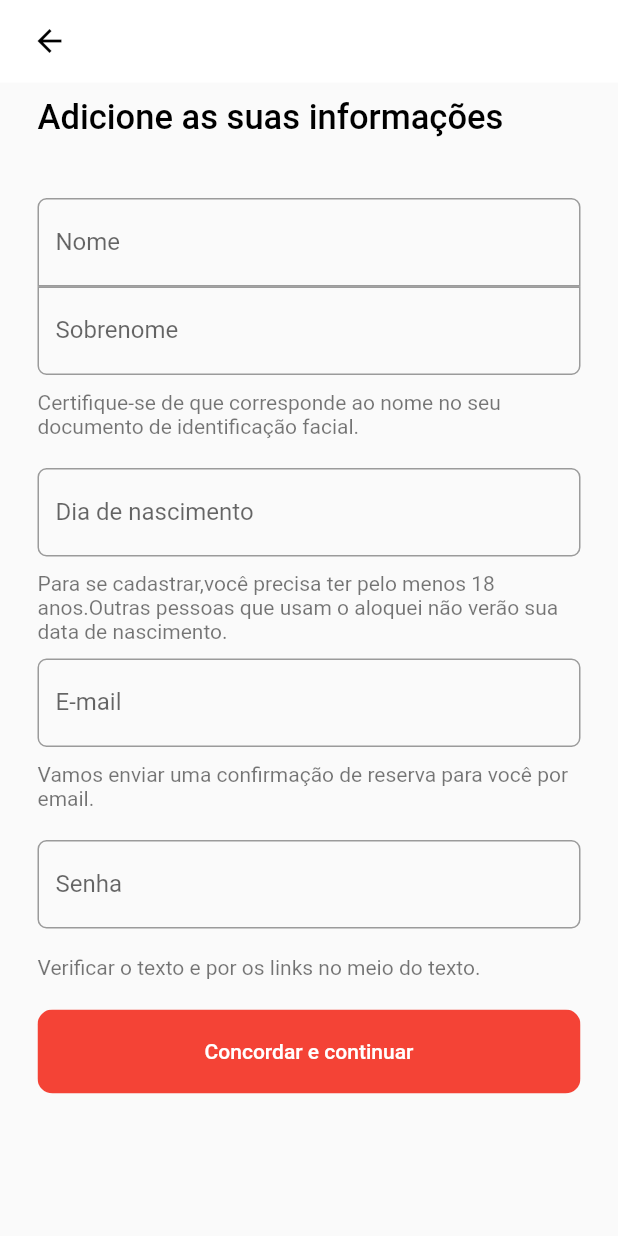
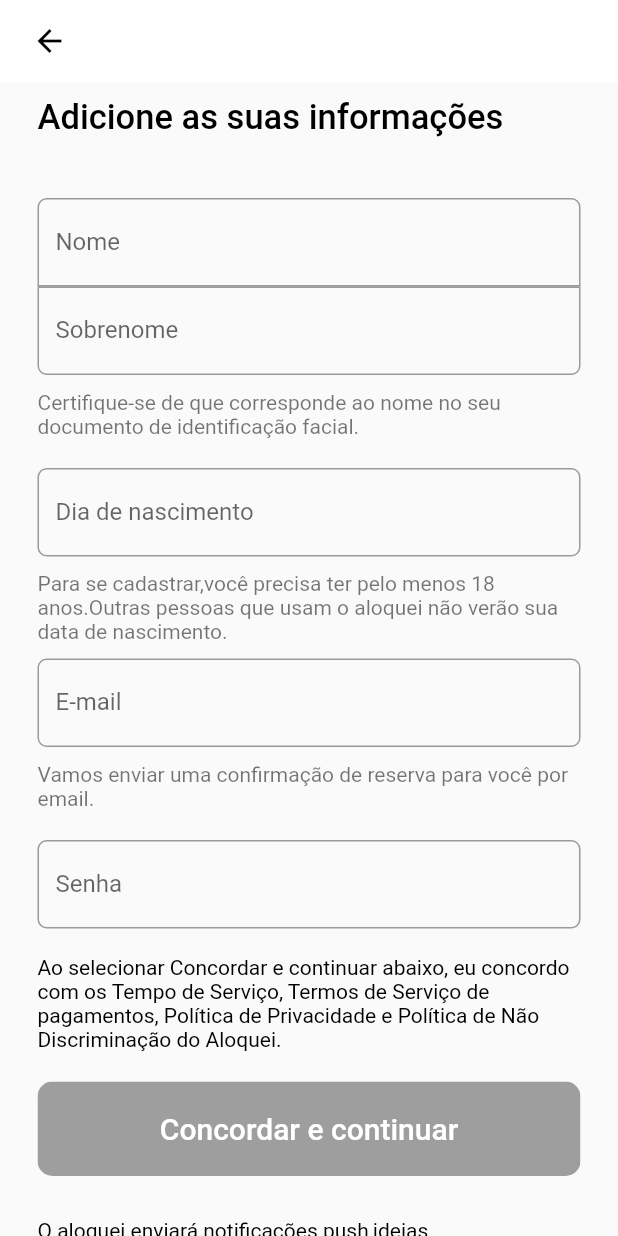
Before and after one commit to Aloquei-App/Aloquei, a Flutter app: the screen it shows after launch, after a tap on "Concordar e continuar", on a phone screen of 412 x 824 dp. Run offline on Flutter 3.47's test engine with Material 2 defaults, Android fonts, the light colour scheme and no system bars; drawn by our look-alikes of datetime_picker_formfield; our stand-ins replace bloc, cloud_firestore, equatable, firebase_auth; accounts and stored records are empty.

Commit message:
Feat: Mais inclusões

```diff
--- /dev/null
+++ b/lib/screens/signup/components/accept_button.dart
@@ -0,0 +1,32 @@
+import 'package:flutter/material.dart';
+
+class AcceptButton extends StatelessWidget {
+  final VoidCallback onpressed;
+  const AcceptButton({
+    Key key,
+    this.onpressed,
+  }) : super(key: key);
+
+  @override
+  Widget build(BuildContext context) {
+    return Padding(
+      padding: const EdgeInsets.symmetric(vertical: 20.0),
+      child: ClipRRect(
+        borderRadius: BorderRadius.circular(10),
+        child: TextButton(
+          style: ButtonStyle(
+            padding: MaterialStateProperty.all(
+              EdgeInsets.all(20),
+            ),
+            backgroundColor: MaterialStateProperty.all(Colors.grey),
+          ),
+          onPressed: onpressed,
+          child: Text(
+            'Concordar e continuar',
+            style: TextStyle(color: Colors.white, fontSize: 20),
+          ),
+        ),
+      ),
+    );
+  }
+}
--- a/lib/screens/signup/components/name_and_last_name_input.dart
+++ b/lib/screens/signup/components/name_and_last_name_input.dart
@@ -16,6 +16,7 @@ class NameAndLastNameInput extends StatelessWidget {
       child: Column(
         children: [
           TextFormField(
+            cursorColor: Colors.black,
             controller: nameController,
             decoration: InputDecoration(
                 border: OutlineInputBorder(
--- /dev/null
+++ b/lib/screens/signup/components/notification_button.dart
@@ -0,0 +1,37 @@
+import 'package:flutter/material.dart';
+
+class NotificationButton extends StatelessWidget {
+  final VoidCallback onPressed;
+  final bool status;
+  const NotificationButton({
+    Key key,
+    this.onPressed,
+    this.status,
+  }) : super(key: key);
+
+  @override
+  Widget build(BuildContext context) {
+    return Padding(
+      padding: const EdgeInsets.only(top: 8.0, bottom: 10),
+      child: Row(
+        mainAxisAlignment: MainAxisAlignment.spaceBetween,
+        children: [
+          Text(
+            'Não quero receber mensagens de \nmarketing do Aloquei',
+            style: TextStyle(
+              color: Colors.black,
+            ),
+          ),
+          Switch(
+            value: status,
+            onChanged: (bool state) {
+              onPressed();
+            },
+            activeColor: Colors.white,
+            activeTrackColor: Colors.black,
+          ),
+        ],
+      ),
+    );
+  }
+}
--- /dev/null
+++ b/lib/screens/signup/components/text_with_buttons.dart
@@ -0,0 +1,20 @@
+import 'package:flutter/material.dart';
+
+class TextButtons extends StatelessWidget {
+  const TextButtons({
+    Key key,
+  }) : super(key: key);
+
+  @override
+  Widget build(BuildContext context) {
+    return Padding(
+      padding: const EdgeInsets.only(top: 8.0),
+      child: Text(
+        'Ao selecionar Concordar e continuar abaixo, eu concordo com os Tempo de Serviço, Termos de Serviço de pagamentos, Política de Privacidade e Política de Não Discriminação do Aloquei.',
+        style: TextStyle(
+          color: Colors.black,
+        ),
+      ),
+    );
+  }
+}
--- /dev/null
+++ b/lib/screens/signup/components/text_with_notifications.dart
@@ -0,0 +1,20 @@
+import 'package:flutter/material.dart';
+
+class TextWithNotifications extends StatelessWidget {
+  const TextWithNotifications({
+    Key key,
+  }) : super(key: key);
+
+  @override
+  Widget build(BuildContext context) {
+    return Padding(
+      padding: const EdgeInsets.only(top: 8.0),
+      child: Text(
+        'O aloquei enviará notificações push,ideias inspiradoras,emails promocionais e ofertas exclusivas para membros.Você pode cancelar o recebimento dessas mensagens quando quiser ao acessar as configurações da sua conta ou diretamente nas notificações promocionais.',
+        style: TextStyle(
+          color: Colors.black,
+        ),
+      ),
+    );
+  }
+}
--- a/lib/screens/signup/signup.dart
+++ b/lib/screens/signup/signup.dart
@@ -1,11 +1,15 @@
 import 'package:flutter/material.dart';
 
 import '../core/app_bars/default_app_bar.dart';
+import 'components/accept_button.dart';
 import 'components/date_input.dart';
 import 'components/email_input.dart';
 import 'components/name_and_last_name_input.dart';
+import 'components/notification_button.dart';
 import 'components/password_input.dart';
 import 'components/signup_title.dart';
+import 'components/text_with_buttons.dart';
+import 'components/text_with_notifications.dart';
 
 class SignupPage extends StatefulWidget {
   @override
@@ -34,34 +38,15 @@ class _SignupPageState extends State<SignupPage> {
           PasswordInput(
             controller: null,
           ),
-          Padding(
-            padding: const EdgeInsets.only(top: 8.0),
-            child: Text(
-              'Verificar o texto e por os links no meio do texto.',
-              style: TextStyle(
-                color: Colors.black54,
-              ),
-            ),
+          TextButtons(),
+          AcceptButton(
+            onpressed: () {},
           ),
-          Padding(
-            padding: const EdgeInsets.symmetric(vertical: 20.0),
-            child: ClipRRect(
-              borderRadius: BorderRadius.circular(10),
-              child: TextButton(
-                style: ButtonStyle(
-                  padding: MaterialStateProperty.all(
-                    EdgeInsets.all(20),
-                  ),
-                  backgroundColor: MaterialStateProperty.all(Colors.red),
-                ),
-                onPressed: () {},
-                child: Text(
-                  'Concordar e continuar',
-                  style: TextStyle(color: Colors.white),
-                ),
-              ),
-            ),
-          ),
+          TextWithNotifications(),
+          NotificationButton(
+            onPressed: () {},
+            status: true,
+          )
         ],
       ),
     );
```
